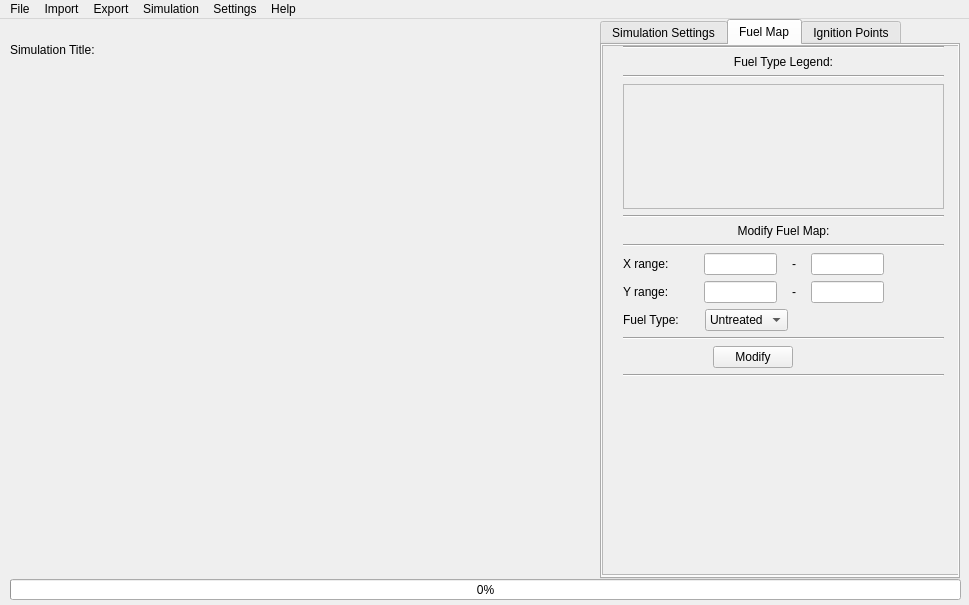
This is src/qt_files/MainWindow.ui in luckek/FireScapeRx-dev as Qt 5 draws it before an edit. The edited form follows.
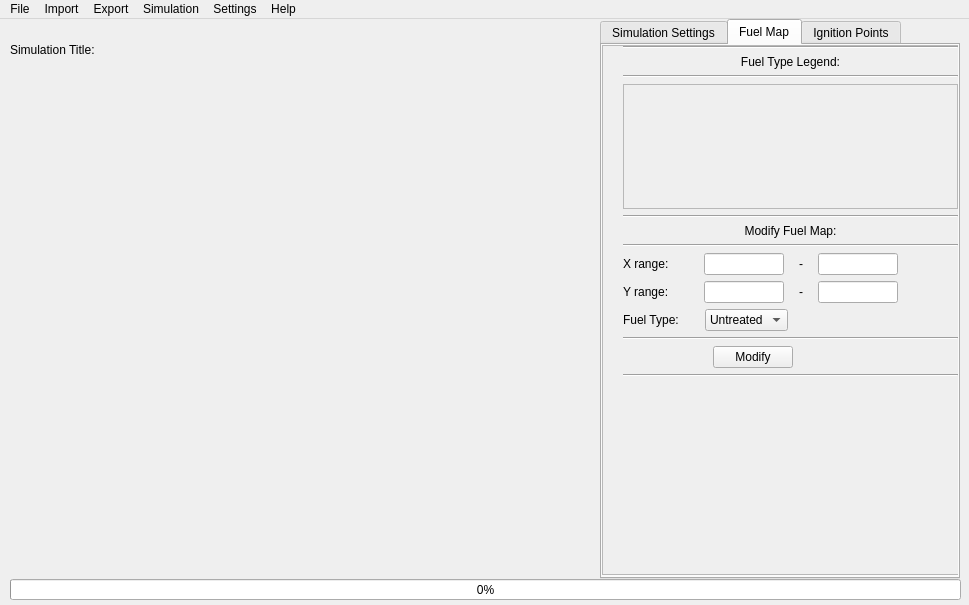
This is the edited form. The open tabs and pages were chosen to show the change.

Commit message: Removed the export simulation, export summary file, import summary file, and the select output file type button. Compiled AboutDialog.

What changed in the file:
```diff
--- a/src/qt_files/MainWindow.ui
+++ b/src/qt_files/MainWindow.ui
@@ -313,7 +313,7 @@
          <rect>
           <x>20</x>
           <y>0</y>
-          <width>321</width>
+          <width>335</width>
           <height>331</height>
          </rect>
         </property>
@@ -352,8 +352,8 @@
              <rect>
               <x>0</x>
               <y>0</y>
-              <width>317</width>
-              <height>101</height>
+              <width>98</width>
+              <height>28</height>
              </rect>
             </property>
            </widget>
```
Left out of the diff: 12 changed lines with no effect on the pictures. The commit also changes 3 other files.
